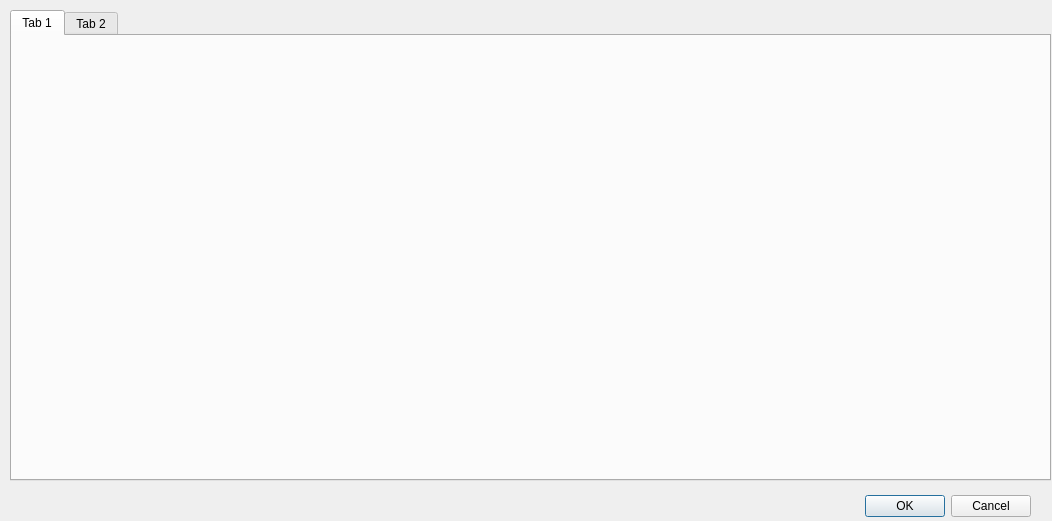
First picture: the form in dinfohijas.ui, repository Crespuig/bolas, before the edit.
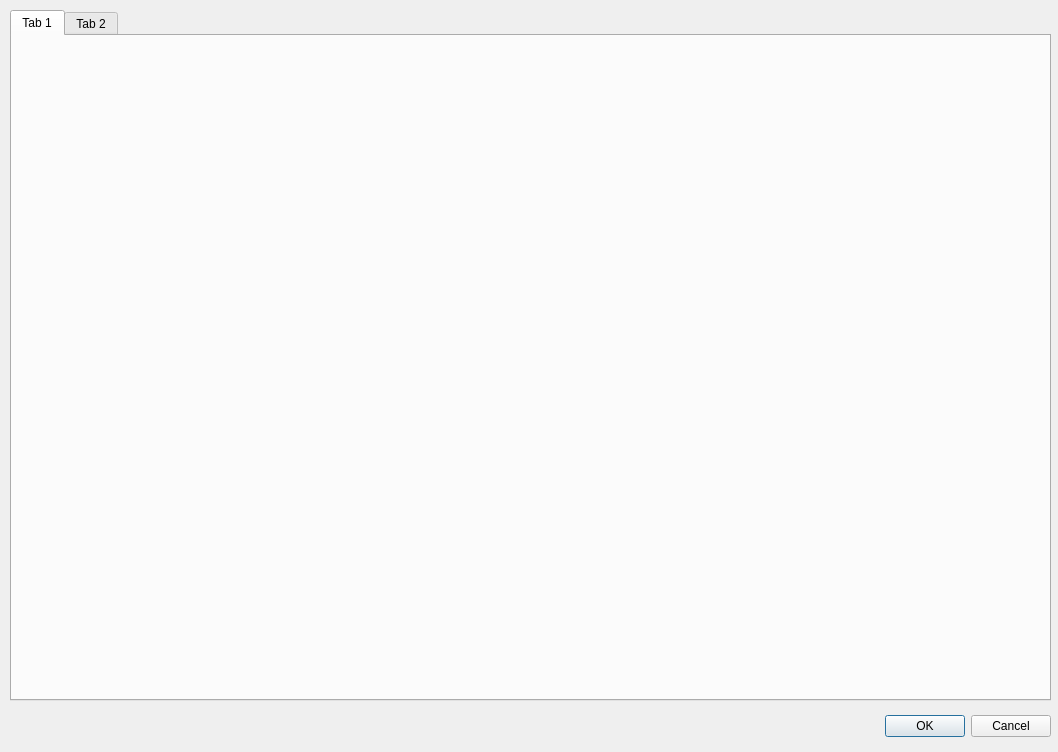
Second picture: the form after the edit.

```diff
--- a/dinfohijas.ui
+++ b/dinfohijas.ui
@@ -6,8 +6,8 @@
    <rect>
     <x>0</x>
     <y>0</y>
-    <width>1052</width>
-    <height>521</height>
+    <width>1058</width>
+    <height>752</height>
    </rect>
   </property>
   <property name="windowTitle">
@@ -16,8 +16,8 @@
   <widget class="QDialogButtonBox" name="buttonBox">
    <property name="geometry">
     <rect>
-     <x>690</x>
-     <y>490</y>
+     <x>710</x>
+     <y>710</y>
      <width>341</width>
      <height>32</height>
     </rect>
@@ -35,7 +35,7 @@
      <x>10</x>
      <y>10</y>
      <width>1041</width>
-     <height>471</height>
+     <height>691</height>
     </rect>
    </property>
    <widget class="QWidget" name="tab">
```
